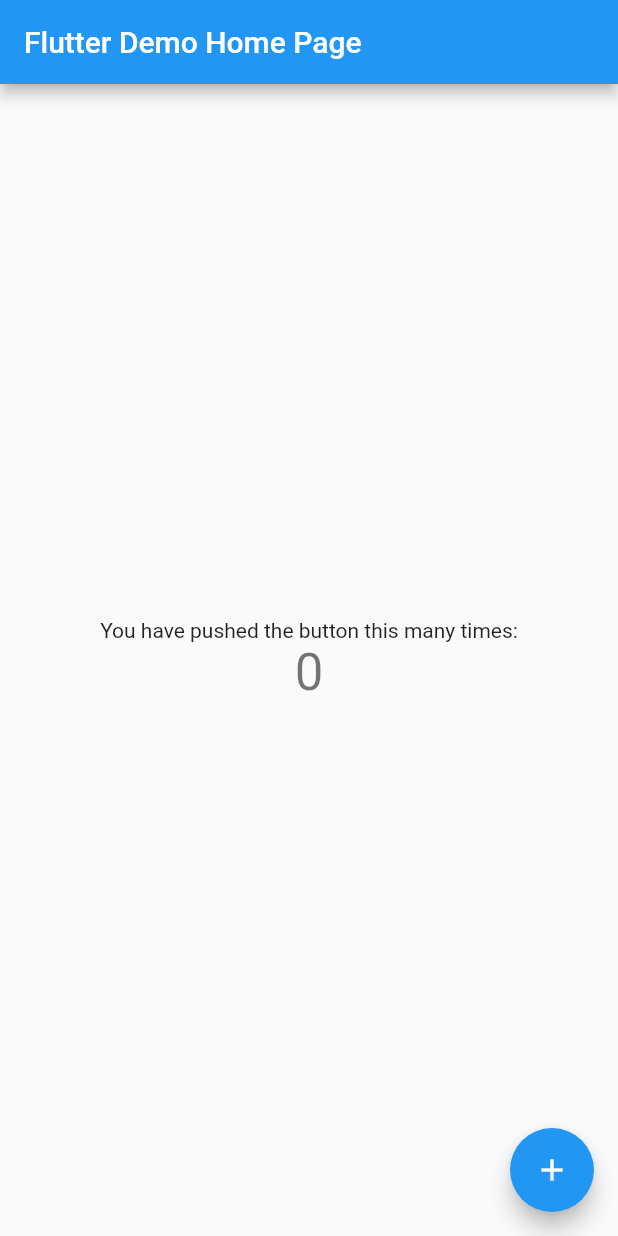
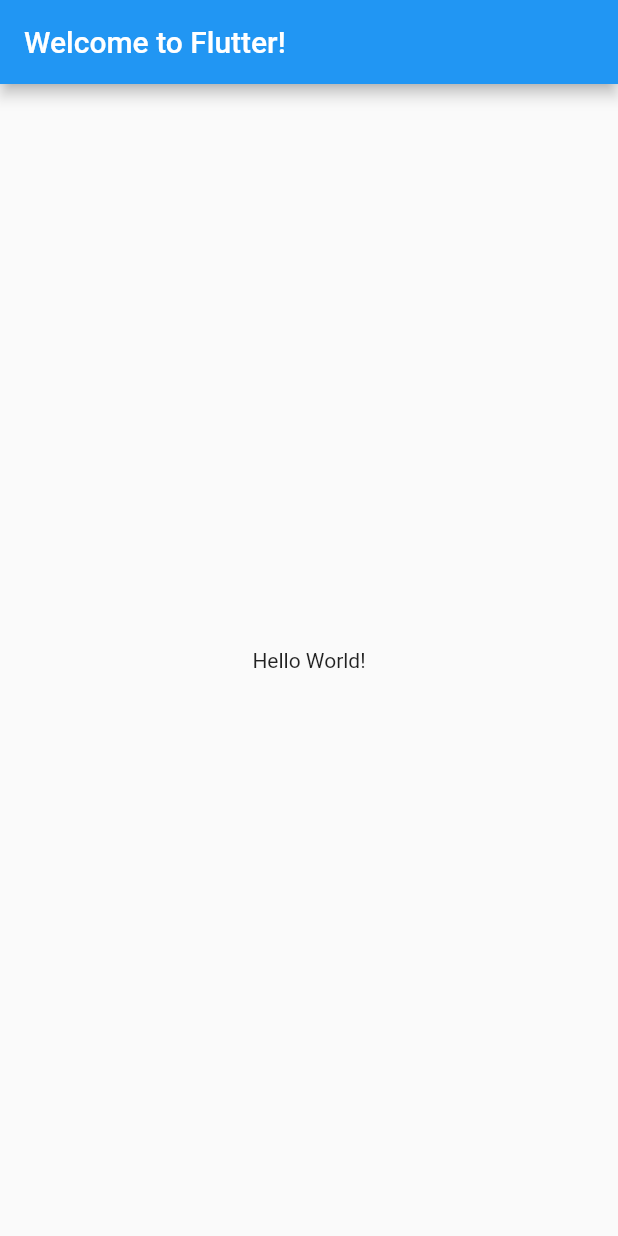
Before and after one commit to matbot/startup_namer, a Flutter app: the screen it shows after launch, on a phone screen of 412 x 824 dp. Run offline on Flutter 3.47's test engine with Material 2 defaults, Android fonts, the phone set to English and light mode, and no system bars.

Commit message:
starting over with a brand new app class

```diff
--- a/lib/main.dart
+++ b/lib/main.dart
@@ -1,111 +1,28 @@
+// Copyright 2018 The Flutter team. All rights reserved.
+// Use of this source code is governed by a BSD-style license that can be
+// found in the LICENSE file.
 import 'package:flutter/material.dart';
 
-void main() => runApp(MyApp());
+void main() => runApp(MatsApp());
 
-class MyApp extends StatelessWidget {
-  // This widget is the root of your application.
+class MatsApp extends StatelessWidget {
+  //PROPERTIES
+
+  //METHODS
+
+  //BUILD
   @override
   Widget build(BuildContext context) {
     return MaterialApp(
-      title: 'Flutter Demo',
-      theme: ThemeData(
-        // This is the theme of your application.
-        //
-        // Try running your application with "flutter run". You'll see the
-        // application has a blue toolbar. Then, without quitting the app, try
-        // changing the primarySwatch below to Colors.green and then invoke
-        // "hot reload" (press "r" in the console where you ran "flutter run",
-        // or simply save your changes to "hot reload" in a Flutter IDE).
-        // Notice that the counter didn't reset back to zero; the application
-        // is not restarted.
-        primarySwatch: Colors.blue,
+      title: "Welcome to Flutter",
+      home: Scaffold(
+        appBar: AppBar(
+          title: Text("Welcome to Flutter!"),
+        ),
+        body: Center(
+          child: Text("Hello World!"),
+        ),
       ),
-      home: MyHomePage(title: 'Flutter Demo Home Page'),
     );
   }
 }
-
-class MyHomePage extends StatefulWidget {
-  MyHomePage({Key key, this.title}) : super(key: key);
-
-  // This widget is the home page of your application. It is stateful, meaning
-  // that it has a State object (defined below) that contains fields that affect
-  // how it looks.
-
-  // This class is the configuration for the state. It holds the values (in this
-  // case the title) provided by the parent (in this case the App widget) and
-  // used by the build method of the State. Fields in a Widget subclass are
-  // always marked "final".
-
-  final String title;
-
-  @override
-  _MyHomePageState createState() => _MyHomePageState();
-}
-
-class _MyHomePageState extends State<MyHomePage> {
-  int _counter = 0;
-
-  void _incrementCounter() {
-    setState(() {
-      // This call to setState tells the Flutter framework that something has
-      // changed in this State, which causes it to rerun the build method below
-      // so that the display can reflect the updated values. If we changed
-      // _counter without calling setState(), then the build method would not be
-      // called again, and so nothing would appear to happen.
-      _counter++;
-    });
-  }
-
-  @override
-  Widget build(BuildContext context) {
-    // This method is rerun every time setState is called, for instance as done
-    // by the _incrementCounter method above.
-    //
-    // The Flutter framework has been optimized to make rerunning build methods
-    // fast, so that you can just rebuild anything that needs updating rather
-    // than having to individually change instances of widgets.
-    return Scaffold(
-      appBar: AppBar(
-        // Here we take the value from the MyHomePage object that was created by
-        // the App.build method, and use it to set our appbar title.
-        title: Text(widget.title),
-      ),
-      body: Center(
-        // Center is a layout widget. It takes a single child and positions it
-        // in the middle of the parent.
-        child: Column(
-          // Column is also a layout widget. It takes a list of children and
-          // arranges them vertically. By default, it sizes itself to fit its
-          // children horizontally, and tries to be as tall as its parent.
-          //
-          // Invoke "debug painting" (press "p" in the console, choose the
-          // "Toggle Debug Paint" action from the Flutter Inspector in Android
-          // Studio, or the "Toggle Debug Paint" command in Visual Studio Code)
-          // to see the wireframe for each widget.
-          //
-          // Column has various properties to control how it sizes itself and
-          // how it positions its children. Here we use mainAxisAlignment to
-          // center the children vertically; the main axis here is the vertical
-          // axis because Columns are vertical (the cross axis would be
-          // horizontal).
-          mainAxisAlignment: MainAxisAlignment.center,
-          children: <Widget>[
-            Text(
-              'You have pushed the button this many times:',
-            ),
-            Text(
-              '$_counter',
-              style: Theme.of(context).textTheme.display1,
-            ),
-          ],
-        ),
-      ),
-      floatingActionButton: FloatingActionButton(
-        onPressed: _incrementCounter,
-        tooltip: 'Increment',
-        child: Icon(Icons.add),
-      ), // This trailing comma makes auto-formatting nicer for build methods.
-    );
-  }
-}
```
